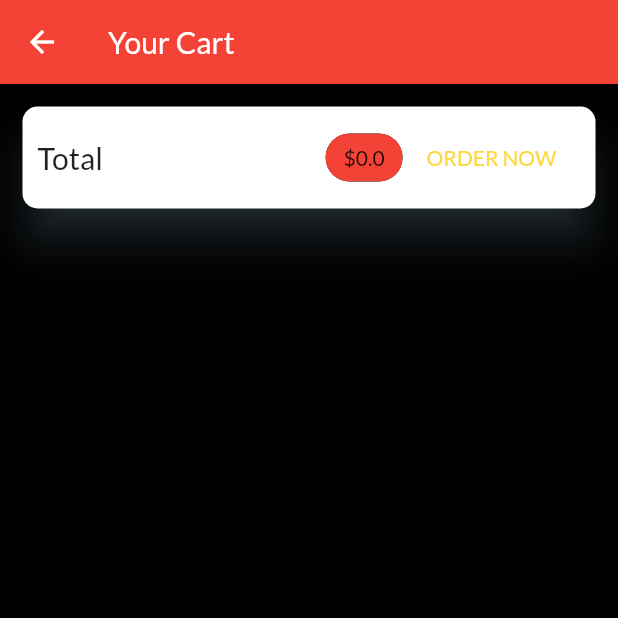
After one commit to d4rk-lucif3r/Shopping-App-Flutter, a Flutter app: the CartScreen screen opened by its route, after a tap on "ORDER NOW", on a phone screen of 412 x 824 dp, the top half of it. The commit adds this screen. Run offline on Flutter 3.47's test engine with Material 2 defaults, Android fonts, the phone set to English and light mode, and no system bars; network calls fail.

Commit message:
Added Cart Scren
Signed-off-by: Arsh Anwar <lucifer78908@gmail.com>

```diff
--- a/lib/main.dart
+++ b/lib/main.dart
@@ -2,9 +2,10 @@
 import 'package:flutter/material.dart';
 import 'package:provider/provider.dart';
 
+import './providers/cart.dart';
 // import './widgets/banner.dart';
 import './providers/products_provider.dart';
-import './providers/cart.dart';
+import './screens/cart_screen.dart';
 import './screens/product_detail_screen.dart';
 import './screens/products_overview_screen.dart';
 
@@ -43,6 +44,9 @@
             case ProductDetailScreen.routeName:
               return CupertinoPageRoute(
                   builder: (_) => ProductDetailScreen(), settings: settings);
+            case CartScreen.routeName:
+              return CupertinoPageRoute(
+                  builder: (_) => CartScreen(), settings: settings);
             default:
               return CupertinoPageRoute(
                   builder: (_) => ProductsOverviewScreen(), settings: settings);
--- a/lib/providers/cart.dart
+++ b/lib/providers/cart.dart
@@ -15,7 +15,7 @@
 }
 
 class Cart with ChangeNotifier {
-  Map<String, CartItem> _items ={};
+  Map<String, CartItem> _items = {};
 
   Map<String, CartItem> get items {
     return {..._items};
@@ -23,6 +23,14 @@
 
   int get itemCount {
     return _items == null ? 0 : _items.length;
+  }
+
+  double get totalItems {
+    var total = 0.0;
+    _items.forEach((key, cartItem) {
+      total += cartItem.price * cartItem.quantity;
+    });
+    return total;
   }
 
   void addItems(String productID, double price, String title) {
--- /dev/null
+++ b/lib/screens/cart_screen.dart
@@ -0,0 +1,51 @@
+import 'package:flutter/material.dart';
+import 'package:provider/provider.dart';
+
+import '../providers/cart.dart';
+
+class CartScreen extends StatelessWidget {
+  static const routeName = '/cart';
+  @override
+  Widget build(BuildContext context) {
+    final cartData = Provider.of<Cart>(context);
+    return Scaffold(
+      appBar: AppBar(
+        title: Text('Your Cart'),
+      ),
+      body: Column(
+        children: <Widget>[
+          Card(
+            shape: RoundedRectangleBorder(
+              borderRadius: BorderRadius.circular(10),
+            ),
+            elevation: 12,
+            shadowColor: Colors.blueGrey,
+            margin: EdgeInsets.all(15),
+            child: Padding(
+              padding: EdgeInsets.all(10),
+              child: Row(
+                mainAxisAlignment: MainAxisAlignment.spaceBetween,
+                children: <Widget>[
+                  Text(
+                    'Total',
+                    style: TextStyle(fontSize: 20),
+                  ),
+                  Spacer(),
+                  Chip(
+                    label: Text('\$${cartData.totalItems}'),
+                    backgroundColor: Theme.of(context).primaryColor,
+                  ),
+                  FlatButton(
+                    onPressed: () {},
+                    child: Text('ORDER NOW'),
+                    textColor: Theme.of(context).accentColor,
+                  )
+                ],
+              ),
+            ),
+          )
+        ],
+      ),
+    );
+  }
+}
--- a/lib/screens/products_overview_screen.dart
+++ b/lib/screens/products_overview_screen.dart
@@ -5,6 +5,7 @@
 import '../widgets/badge.dart';
 import '../widgets/banner.dart';
 import '../widgets/productsGrid.dart';
+import 'cart_screen.dart';
 
 enum FilterOptions {
   Favorites,
@@ -34,7 +35,9 @@
               ),
               child: IconButton(
                 icon: Icon(Icons.shopping_cart),
-                onPressed: () {},
+                onPressed: () {
+                  Navigator.of(context).pushNamed(CartScreen.routeName);
+                },
               ),
             ),
             PopupMenuButton(
```
